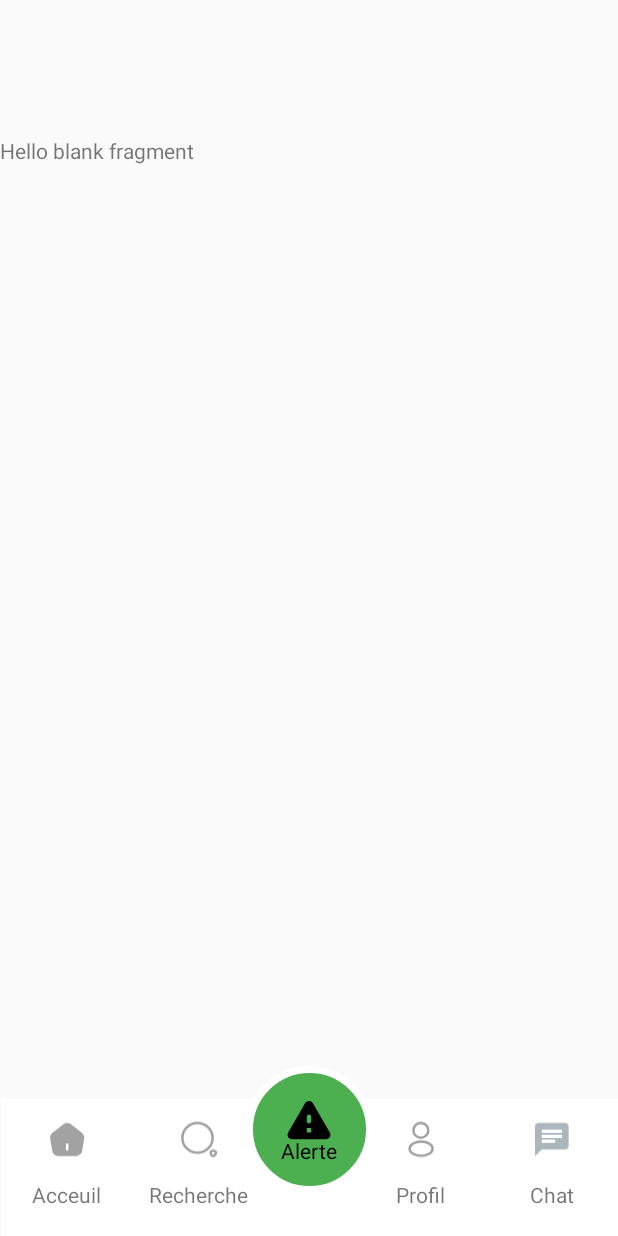
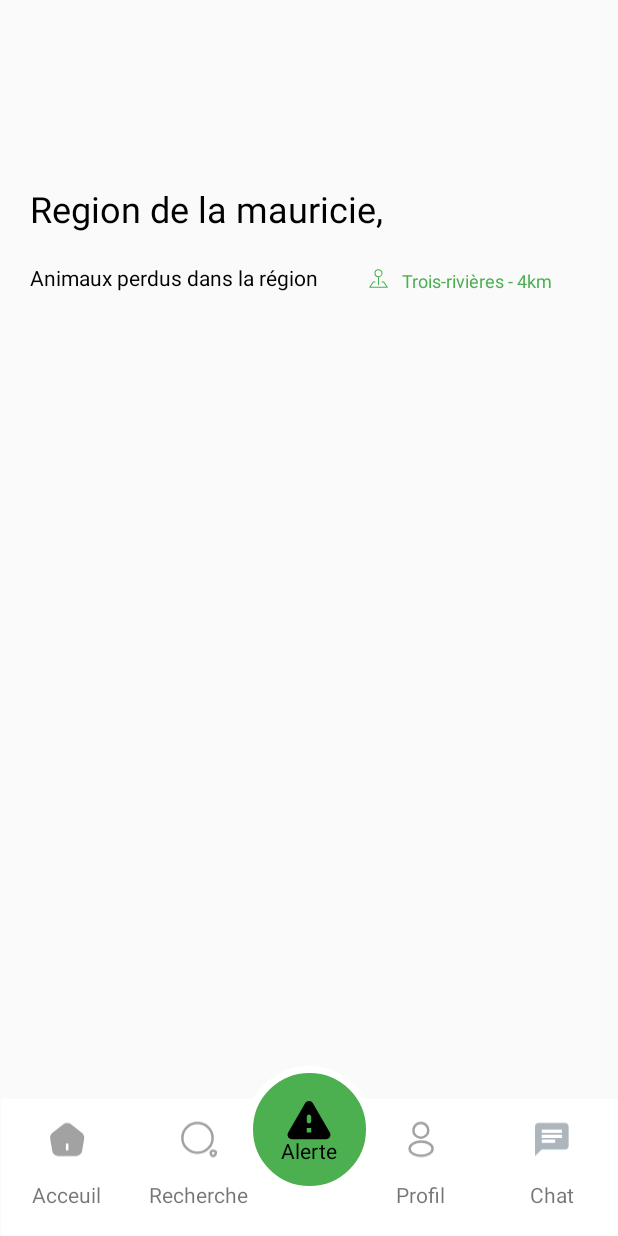
Before and after one commit to SsBarbatos/Alawan, an Android app: the Recherche screen opened through its navigation route, on a phone screen of 412 x 824 dp. Run offline under Robolectric (Android 15) with nearby library versions, the phone set to English and light mode, and no system bars.

Commit message:
debut de la pafe d'alerte
debut de la page alerte. Entrain de travailler sur les layouts des alertes qui iront dedans le recycler view.

```diff
--- a/app/build.gradle.kts
+++ b/app/build.gradle.kts
@@ -29,6 +29,7 @@ android {
 }
 
 dependencies {
+    implementation("de.hdodenhof:circleimageview:3.1.0")
     implementation("com.google.android.gms:play-services-maps:18.2.0")
     var nav_version = "2.5.3"
     implementation("androidx.appcompat:appcompat:1.6.1")
--- /dev/null
+++ b/app/src/main/res/drawable/ic_local_pin.xml
@@ -0,0 +1,30 @@
+<vector xmlns:android="http://schemas.android.com/apk/res/android"
+    android:width="14dp"
+    android:height="14dp"
+    android:viewportWidth="14"
+    android:viewportHeight="14">
+  <path
+      android:pathData="M0,0H14V14H0V0Z"
+      android:fillColor="#ffffff"
+      android:fillAlpha="0.01"/>
+  <path
+      android:pathData="M7,5.833C8.289,5.833 9.333,4.789 9.333,3.5C9.333,2.211 8.289,1.167 7,1.167C5.711,1.167 4.667,2.211 4.667,3.5C4.667,4.789 5.711,5.833 7,5.833Z"
+      android:strokeLineJoin="round"
+      android:strokeWidth="0.7"
+      android:fillColor="#ffffff"
+      android:strokeColor="#4CAF50"/>
+  <path
+      android:pathData="M7,5.833V11.083"
+      android:strokeLineJoin="round"
+      android:strokeWidth="0.7"
+      android:fillColor="#00000000"
+      android:strokeColor="#4CAF50"
+      android:strokeLineCap="round"/>
+  <path
+      android:pathData="M4.667,9.333H3.5L1.166,12.833H12.833L10.5,9.333H9.333"
+      android:strokeLineJoin="round"
+      android:strokeWidth="0.7"
+      android:fillColor="#00000000"
+      android:strokeColor="#4CAF50"
+      android:strokeLineCap="round"/>
+</vector>
--- a/app/src/main/res/layout/fragment_recherche.xml
+++ b/app/src/main/res/layout/fragment_recherche.xml
@@ -1,14 +1,67 @@
 <?xml version="1.0" encoding="utf-8"?>
-<FrameLayout xmlns:android="http://schemas.android.com/apk/res/android"
+<androidx.constraintlayout.widget.ConstraintLayout xmlns:android="http://schemas.android.com/apk/res/android"
+    xmlns:app="http://schemas.android.com/apk/res-auto"
     xmlns:tools="http://schemas.android.com/tools"
     android:layout_width="match_parent"
     android:layout_height="match_parent"
     tools:context=".Recherche">
 
-    <!-- TODO: Update blank fragment layout -->
     <TextView
-        android:layout_width="match_parent"
-        android:layout_height="match_parent"
-        android:text="@string/hello_blank_fragment" />
+        android:id="@+id/textView8"
+        android:layout_width="wrap_content"
+        android:layout_height="wrap_content"
+        android:layout_marginStart="20dp"
+        android:layout_marginTop="32dp"
+        android:text="Region de la mauricie,"
+        android:textColor="@color/black"
+        android:textSize="24sp"
+        app:layout_constraintEnd_toEndOf="parent"
+        app:layout_constraintHorizontal_bias="0.0"
+        app:layout_constraintStart_toStartOf="parent"
+        app:layout_constraintTop_toTopOf="parent" />
 
-</FrameLayout>
+    <androidx.recyclerview.widget.RecyclerView
+        android:layout_width="410dp"
+        android:layout_height="609dp"
+        app:layout_constraintBottom_toBottomOf="parent"
+        app:layout_constraintEnd_toEndOf="parent"
+        app:layout_constraintStart_toStartOf="parent">
+
+    </androidx.recyclerview.widget.RecyclerView>
+
+    <TextView
+        android:id="@+id/textView9"
+        android:layout_width="wrap_content"
+        android:layout_height="wrap_content"
+        android:layout_marginTop="20dp"
+        android:text="Animaux perdus dans la région"
+        android:textColor="@color/black"
+        app:layout_constraintEnd_toEndOf="parent"
+        app:layout_constraintHorizontal_bias="0.091"
+        app:layout_constraintStart_toStartOf="parent"
+        app:layout_constraintTop_toBottomOf="@+id/textView8" />
+
+    <ImageView
+        android:id="@+id/imageView3"
+        android:layout_width="14sp"
+        android:layout_height="14sp"
+        android:layout_marginTop="88dp"
+        android:src="@drawable/ic_local_pin"
+        app:layout_constraintEnd_toEndOf="parent"
+        app:layout_constraintHorizontal_bias="0.179"
+        app:layout_constraintStart_toEndOf="@+id/textView9"
+        app:layout_constraintTop_toTopOf="parent" />
+
+    <TextView
+        android:id="@+id/textView10"
+        android:layout_width="wrap_content"
+        android:layout_height="wrap_content"
+        android:layout_marginTop="88dp"
+        android:text="Trois-rivières - 4km"
+        android:textColor="@color/GreenText"
+        android:textSize="12sp"
+        app:layout_constraintEnd_toEndOf="parent"
+        app:layout_constraintHorizontal_bias="0.17"
+        app:layout_constraintStart_toEndOf="@+id/imageView3"
+        app:layout_constraintTop_toTopOf="parent" />
+</androidx.constraintlayout.widget.ConstraintLayout>
```
Also changed, not shown: app/src/main/res/drawable/bg_alerte.xml (added, +7 -0 lines), app/src/main/res/layout/activity_layout_alerte.xml (added, +53 -0 lines), app/src/main/res/layout/fragment_map.xml (+3 -5 lines).
